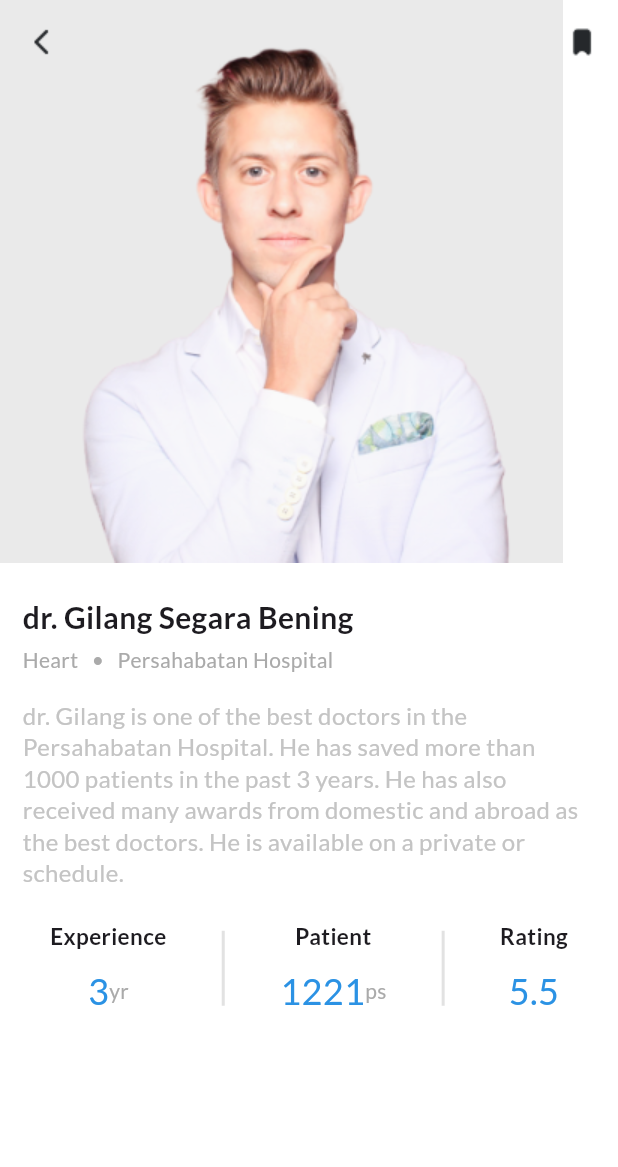
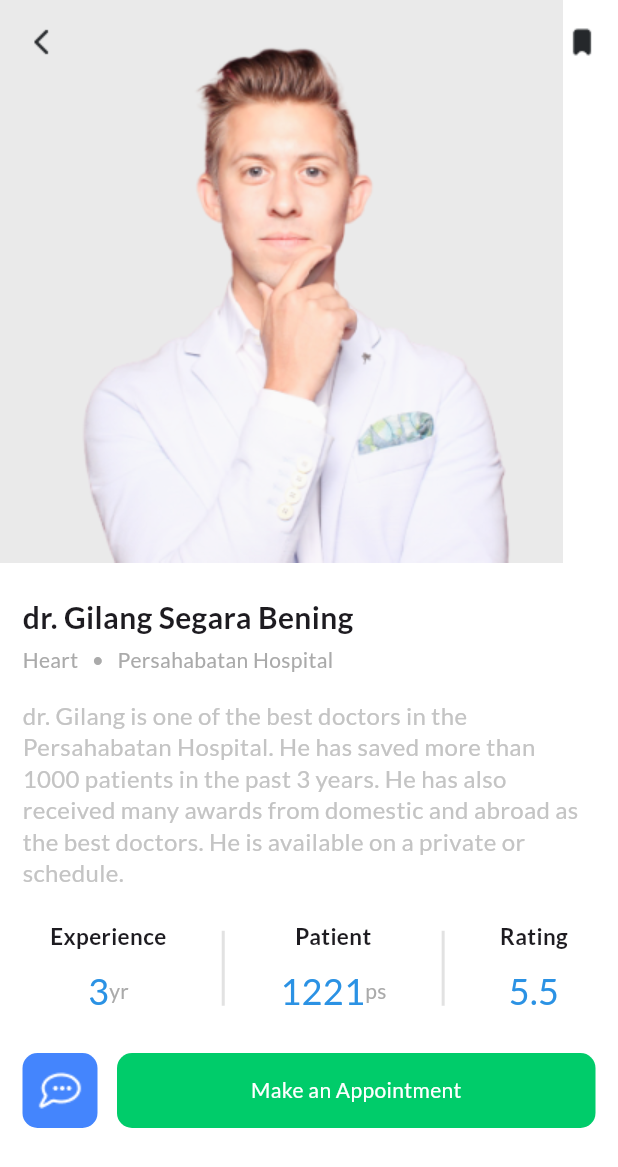
Before and after one commit to mfroche/doctor_app, a Flutter app: the DoctorPage screen opened directly, on a phone screen of 412 x 824 dp. Shown: the top 1167 px of the screen. Run offline on Flutter 3.47's test engine with Material 2 defaults, Android fonts, the phone set to English and light mode, and no system bars.

```diff
--- a/lib/doctor_card.dart
+++ b/lib/doctor_card.dart
@@ -81,7 +81,7 @@ class DoctorCard extends StatelessWidget {
                           ),
                         ],
                       ),
-                      SizedBox(width: 54),
+                      SizedBox(width: 20),
                       notice,
                     ],
                   )
--- a/lib/doctor_page.dart
+++ b/lib/doctor_page.dart
@@ -64,10 +64,7 @@ class DoctorPage extends StatelessWidget {
                   SizedBox(height: 7),
                   Text(
                     name,
-                      style: TextStyle(
-                        fontSize: 20,
-                        fontWeight: FontWeight.w800,
-                      ),
+                    style: TextStyle(fontSize: 20, fontWeight: FontWeight.w800),
                   ),
                   SizedBox(height: 4),
                   Text(
@@ -81,11 +78,42 @@ class DoctorPage extends StatelessWidget {
                         height: 1.3, fontSize: 16, color: Color(0xFFC4C4C4)),
                   ),
                   SizedBox(height: 21),
-                    SpecialtySection(yr: yr, ps: ps, rating: rating)
+                  SpecialtySection(yr: yr, ps: ps, rating: rating),
+                  SizedBox(height: 24),
+                  Row(
+                    children: <Widget>[
+                      Container(
+                        width: 50,
+                        height: 50,
+                        decoration: BoxDecoration(
+                          color: Color(0xFF4485FD),
+                          borderRadius: BorderRadius.circular(10),
+                        ),
+                        child: Image.asset("assets/icons/Icons-Comment.png"),
+                      ),
+                      SizedBox(width: 13),
+                      Expanded(
+                        child: Container(
+                          height: 50,
+                          decoration: BoxDecoration(
+                            color: Color(0xFF00CC6A),
+                            borderRadius: BorderRadius.circular(10),
+                          ),
+                          child: Center(
+                            child: Text(
+                              'Make an Appointment',
+                              style: TextStyle(color: Colors.white),
+                            ),
+                          ),
+                        ),
+                      )
+                    ],
+                  )
                 ],
               ),
-              )
-            ]),
+            ),
+          ],
+        ),
       ),
     );
   }
--- a/lib/topic_card.dart
+++ b/lib/topic_card.dart
@@ -25,7 +25,9 @@ class TopicCard extends StatelessWidget {
               width: 55,
               decoration: BoxDecoration(
                   color: color, borderRadius: BorderRadius.circular(10)),
-              child: Image.asset(image),
+              child: Image.asset(
+                image,
+              ),
             ),
             SizedBox(
               height: 9,
```
Also changed, not shown: lib/doctor_card_section.dart (+57 -3 lines). Lines whose indentation alone changed are shown as unchanged.
